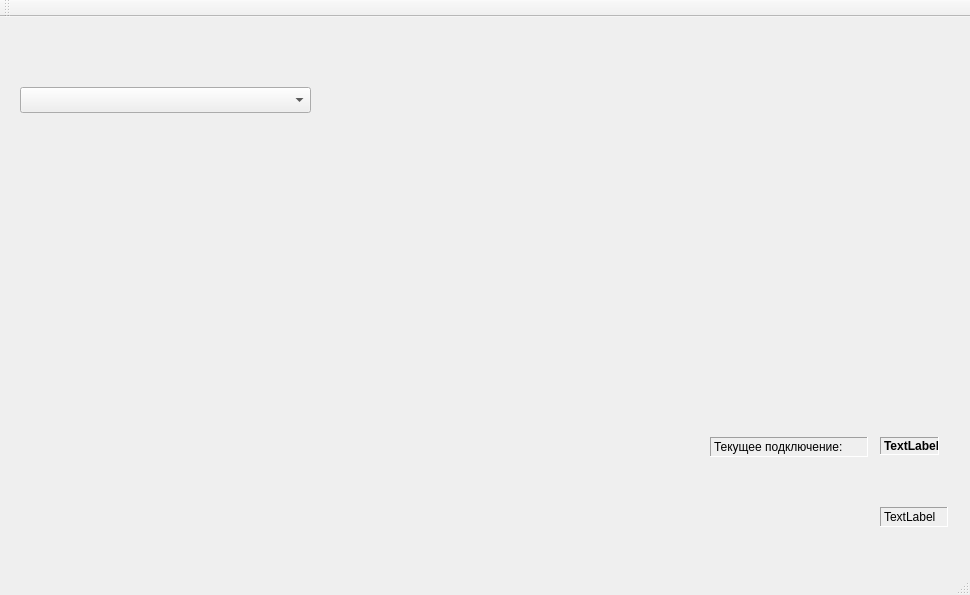
Qt form mainwindow.ui (rust3128/MPosEdit) before a commit.
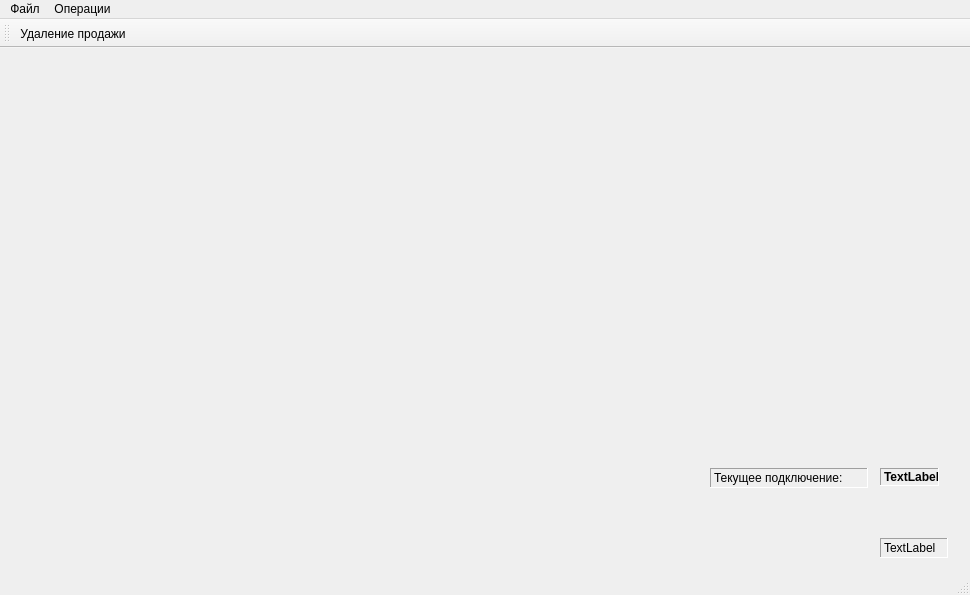
The same form after that commit. Icons and pictures are not drawn.

The edit to the form file:
```diff
--- a/mainwindow.ui
+++ b/mainwindow.ui
@@ -90,22 +90,6 @@
      <string>TextLabel</string>
     </property>
    </widget>
-   <widget class="QComboBox" name="comboBox">
-    <property name="geometry">
-     <rect>
-      <x>20</x>
-      <y>70</y>
-      <width>291</width>
-      <height>26</height>
-     </rect>
-    </property>
-    <property name="sizeAdjustPolicy">
-     <enum>QComboBox::AdjustToContentsOnFirstShow</enum>
-    </property>
-    <property name="minimumContentsLength">
-     <number>0</number>
-    </property>
-   </widget>
   </widget>
   <widget class="QMenuBar" name="menuBar">
    <property name="geometry">
@@ -113,19 +97,63 @@
      <x>0</x>
      <y>0</y>
      <width>970</width>
-     <height>23</height>
+     <height>21</height>
     </rect>
    </property>
+   <widget class="QMenu" name="menuFile">
+    <property name="title">
+     <string>Файл</string>
+    </property>
+    <addaction name="actionExit"/>
+   </widget>
+   <widget class="QMenu" name="menuWork">
+    <property name="title">
+     <string>Операции</string>
+    </property>
+    <addaction name="actionClearSaleorders"/>
+   </widget>
+   <addaction name="menuFile"/>
+   <addaction name="menuWork"/>
   </widget>
   <widget class="QToolBar" name="mainToolBar">
+   <property name="iconSize">
+    <size>
+     <width>64</width>
+     <height>64</height>
+    </size>
+   </property>
+   <property name="floatable">
+    <bool>true</bool>
+   </property>
    <attribute name="toolBarArea">
     <enum>TopToolBarArea</enum>
    </attribute>
    <attribute name="toolBarBreak">
     <bool>false</bool>
    </attribute>
+   <addaction name="actionClearSaleorders"/>
   </widget>
   <widget class="QStatusBar" name="statusBar"/>
+  <action name="actionExit">
+   <property name="text">
+    <string>Выход</string>
+   </property>
+  </action>
+  <action name="actionClearSaleorders">
+   <property name="icon">
+    <iconset resource="resourse.qrc">
+     <normaloff>:/Image/if_edit-clear_118917.png</normaloff>:/Image/if_edit-clear_118917.png</iconset>
+   </property>
+   <property name="text">
+    <string>Удаление продажи</string>
+   </property>
+   <property name="statusTip">
+    <string>Обнуление тразации в ЦБ</string>
+   </property>
+   <property name="shortcut">
+    <string>Ctrl+Shift+C</string>
+   </property>
+  </action>
  </widget>
  <layoutdefault spacing="6" margin="11"/>
  <resources>
```
Left out of the diff: 2 changed lines with no effect on the pictures.
